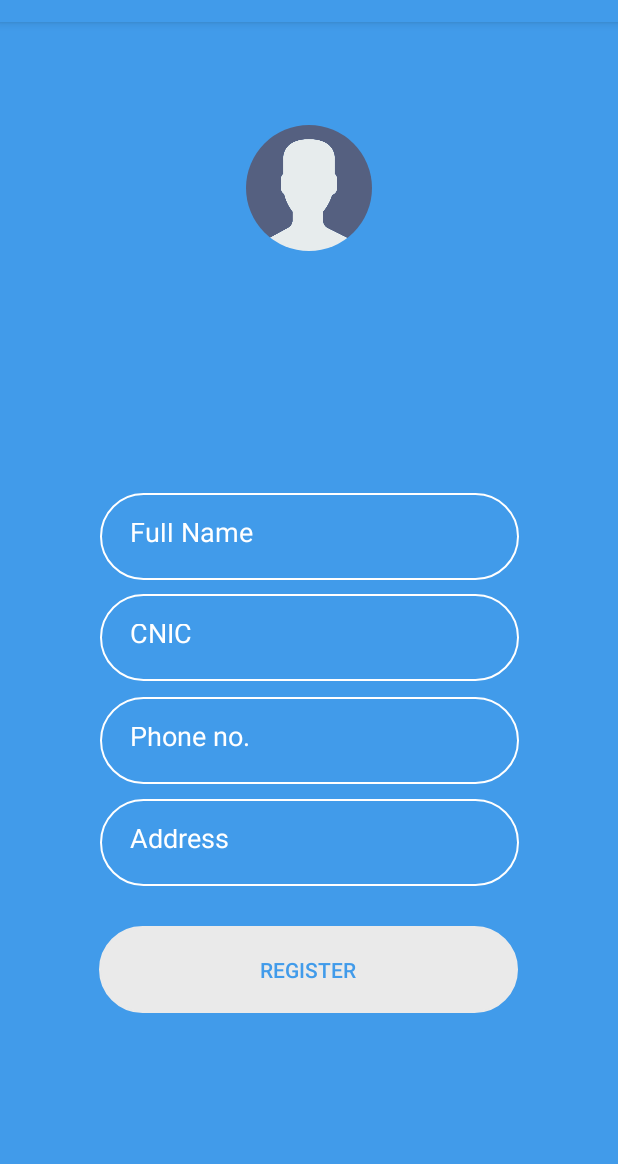
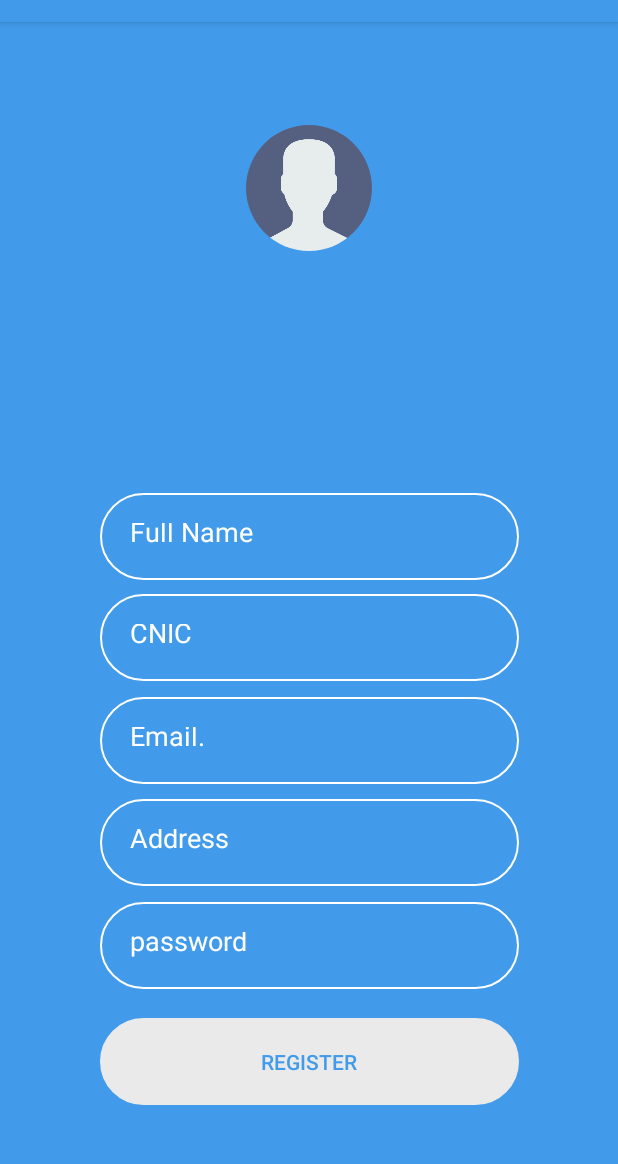
Before and after one commit to hannan228/UserRegistrationAndloging, an Android app: the RegisterActivity screen opened directly, with no data from a screen before it, on a phone screen of 412 x 824 dp, the part 62-1226 px from its top. Run offline under Robolectric (Android 15) with nearby library versions, the phone set to English and light mode, and no system bars; our stand-ins replace CircleImageView.

```diff
--- a/app/src/main/res/layout/activity_register.xml
+++ b/app/src/main/res/layout/activity_register.xml
@@ -45,8 +45,8 @@
         android:background="@drawable/border"
         android:ems="10"
 
-        android:hint="Phone no."
-        android:inputType="number"
+        android:hint="Email."
+        android:inputType="text"
         android:padding="20dip"
         android:textColor="#FFFFFF"
         android:textColorHint="#FFFFFF"
@@ -79,15 +79,14 @@
         android:layout_width="279dp"
         android:layout_height="58dp"
         android:background="@drawable/border"
-        android:textColor="@color/colorPrimary"
         android:backgroundTint="@color/colorWhiteGray"
         android:text="Register"
+        android:textColor="@color/colorPrimary"
         app:layout_constraintBottom_toBottomOf="parent"
         app:layout_constraintEnd_toEndOf="parent"
-        app:layout_constraintHorizontal_bias="0.497"
         app:layout_constraintStart_toStartOf="parent"
         app:layout_constraintTop_toBottomOf="@+id/addressEditTextID"
-        app:layout_constraintVertical_bias="0.200000024" />
+        app:layout_constraintVertical_bias="0.659" />
 
     <EditText
         android:id="@+id/addressEditTextID"
@@ -106,4 +105,21 @@
         app:layout_constraintTop_toBottomOf="@+id/CNICEditTextID"
         app:layout_constraintVertical_bias="0.29000002" />
 
+    <EditText
+        android:id="@+id/password"
+        android:layout_width="279dp"
+        android:layout_height="58dp"
+        android:background="@drawable/border"
+        android:ems="10"
+        android:hint="password"
+        android:inputType="textPassword"
+        android:padding="20dip"
+        android:textColor="#FFFFFF"
+        android:textColorHint="#FFFFFF"
+        app:layout_constraintBottom_toBottomOf="parent"
+        app:layout_constraintEnd_toEndOf="parent"
+        app:layout_constraintStart_toStartOf="parent"
+        app:layout_constraintTop_toBottomOf="@+id/addressEditTextID"
+        app:layout_constraintVertical_bias="0.081" />
+
 </androidx.constraintlayout.widget.ConstraintLayout>
```
